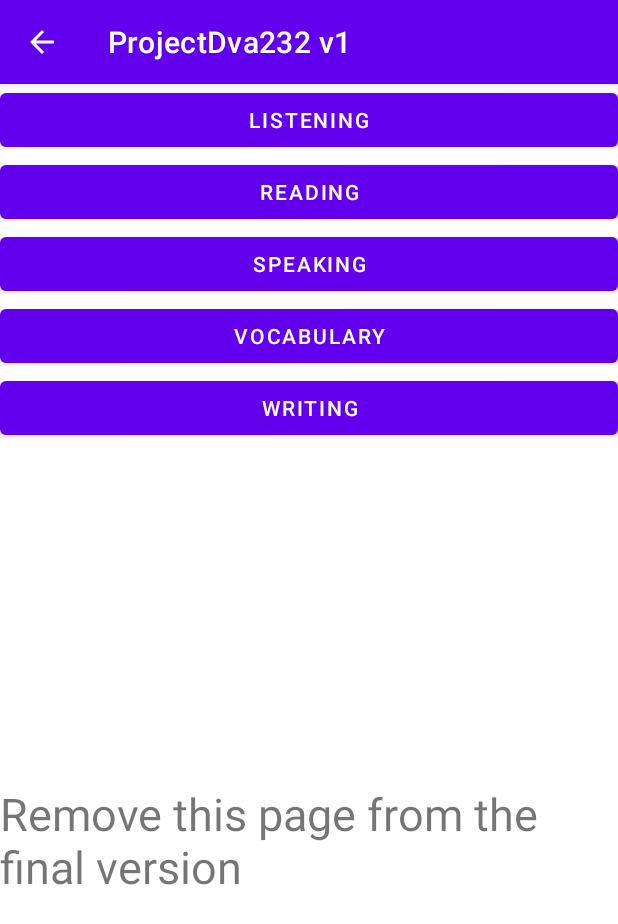
After one commit to joakimljunglin/DVA232-ProjectGroup4, an Android app: the TestSelector screen opened directly, with no data from a screen before it, on a phone screen of 412 x 824 dp. The commit adds this screen. Shown: the top 924 px of the screen. Run offline under Robolectric (Android 15) with nearby library versions, the phone set to English and light mode, and no system bars.

Commit message:
Setting up

```diff
--- /dev/null
+++ b/app/src/main/res/layout/activity_test_selector.xml
@@ -0,0 +1,73 @@
+<?xml version="1.0" encoding="utf-8"?>
+<androidx.constraintlayout.widget.ConstraintLayout xmlns:android="http://schemas.android.com/apk/res/android"
+    xmlns:app="http://schemas.android.com/apk/res-auto"
+    xmlns:tools="http://schemas.android.com/tools"
+    android:layout_width="match_parent"
+    android:layout_height="match_parent"
+    tools:context=".ui.learning_activities.TestSelector">
+
+    <Button
+        android:id="@+id/buttonListening"
+        android:layout_width="0dp"
+        android:layout_height="wrap_content"
+        android:text="Listening"
+        app:layout_constraintEnd_toEndOf="parent"
+        app:layout_constraintHorizontal_bias="0.0"
+        app:layout_constraintStart_toStartOf="parent"
+        app:layout_constraintTop_toTopOf="parent"
+        android:onClick="loadListeningPage"/>
+
+    <Button
+        android:id="@+id/buttonReading"
+        android:layout_width="0dp"
+        android:layout_height="wrap_content"
+        android:text="Reading"
+        app:layout_constraintEnd_toEndOf="parent"
+        app:layout_constraintHorizontal_bias="0.0"
+        app:layout_constraintStart_toStartOf="parent"
+        app:layout_constraintTop_toBottomOf="@+id/buttonListening"
+        android:onClick="loadReadingPage"/>
+
+    <Button
+        android:id="@+id/buttonSpeaking"
+        android:layout_width="0dp"
+        android:layout_height="wrap_content"
+        android:text="Speaking"
+        app:layout_constraintEnd_toEndOf="parent"
+        app:layout_constraintHorizontal_bias="0.0"
+        app:layout_constraintStart_toStartOf="parent"
+        app:layout_constraintTop_toBottomOf="@+id/buttonReading"
+        android:onClick="loadSpeakingPage"/>
+
+    <Button
+        android:id="@+id/buttonWriting"
+        android:layout_width="0dp"
+        android:layout_height="wrap_content"
+        android:text="Writing"
+        app:layout_constraintEnd_toEndOf="parent"
+        app:layout_constraintHorizontal_bias="0.0"
+        app:layout_constraintStart_toStartOf="parent"
+        app:layout_constraintTop_toBottomOf="@+id/buttonVocabulary"
+        android:onClick="loadWritingPage"/>
+
+    <Button
+        android:id="@+id/buttonVocabulary"
+        android:layout_width="0dp"
+        android:layout_height="wrap_content"
+        android:text="Vocabulary"
+        app:layout_constraintEnd_toEndOf="parent"
+        app:layout_constraintHorizontal_bias="0.0"
+        app:layout_constraintStart_toStartOf="parent"
+        app:layout_constraintTop_toBottomOf="@+id/buttonSpeaking"
+        android:onClick="loadVocabularyPage"/>
+
+    <TextView
+        android:id="@+id/textView2"
+        android:layout_width="wrap_content"
+        android:layout_height="wrap_content"
+        android:text="Remove this page from the final version"
+        android:textSize="30sp"
+        app:layout_constraintBottom_toBottomOf="parent"
+        app:layout_constraintStart_toStartOf="parent"
+        app:layout_constraintTop_toBottomOf="@+id/buttonWriting" />
+</androidx.constraintlayout.widget.ConstraintLayout>
--- a/app/src/main/res/menu/activity_main_drawer.xml
+++ b/app/src/main/res/menu/activity_main_drawer.xml
@@ -28,6 +28,10 @@
             android:id="@+id/nav_example6"
             android:icon="@drawable/ic_menu_gallery"
             android:title="example6" />
+        <item
+            android:id="@+id/nav_test1"
+            android:icon="@drawable/ic_menu_gallery"
+            android:title="Writing Test" />
 
     </group>
 </menu>
```
Also changed, not shown: app/src/main/AndroidManifest.xml (+15 -3 lines), app/src/main/java/com/example/projectdva232v1/MainActivity.kt (+13 -1 lines), app/src/main/java/com/example/projectdva232v1/ui/learning_activities/ListeningActivity.kt (added, +12 -0 lines), app/src/main/java/com/example/projectdva232v1/ui/learning_activities/ReadingActivity.kt (added, +12 -0 lines), app/src/main/java/com/example/projectdva232v1/ui/learning_activities/SpeakingActivity.kt (added, +12 -0 lines), app/src/main/java/com/example/projectdva232v1/ui/learning_activities/TestSelector.kt (added, +38 -0 lines), app/src/main/java/com/example/projectdva232v1/ui/learning_activities/VocabularyActivity.kt (added, +12 -0 lines), app/src/main/java/com/example/projectdva232v1/ui/learning_activities/WritingActivity.kt (added, +12 -0 lines), app/src/main/res/layout/activity_listening.xml (added, +9 -0 lines), app/src/main/res/layout/activity_reading.xml (added, +9 -0 lines), app/src/main/res/layout/activity_speaking.xml (added, +9 -0 lines), app/src/main/res/layout/activity_vocabulary.xml (added, +9 -0 lines), app/src/main/res/layout/activity_writing.xml (added, +9 -0 lines), app/src/main/res/layout/content_main.xml (+10 -0 lines).
